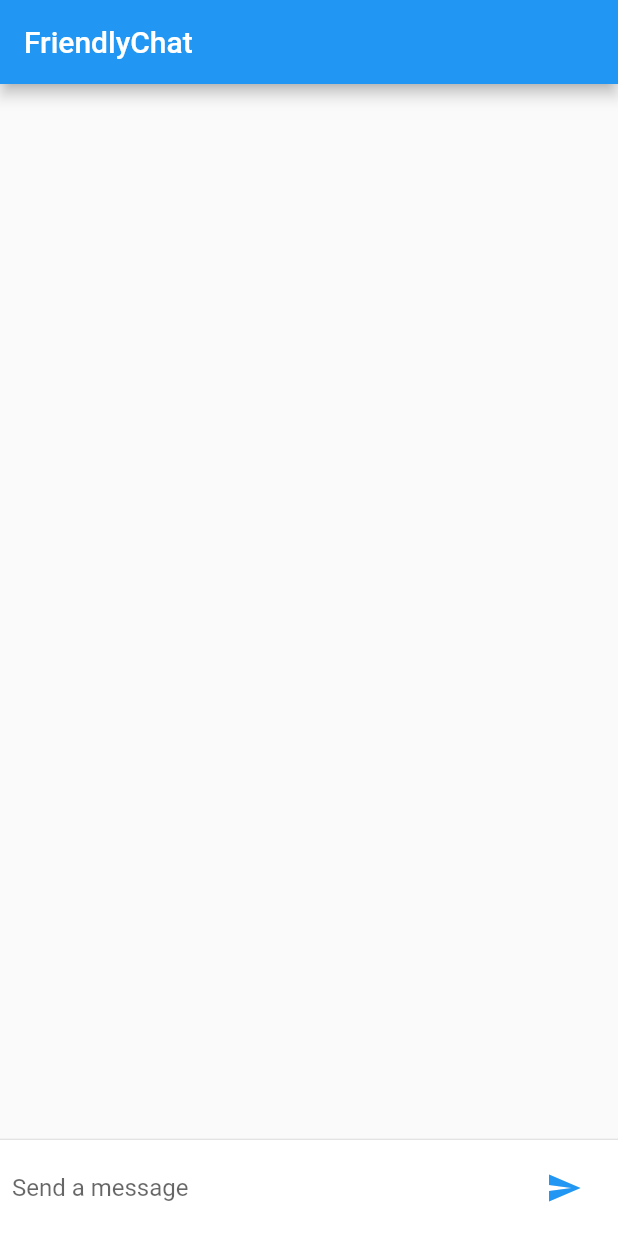
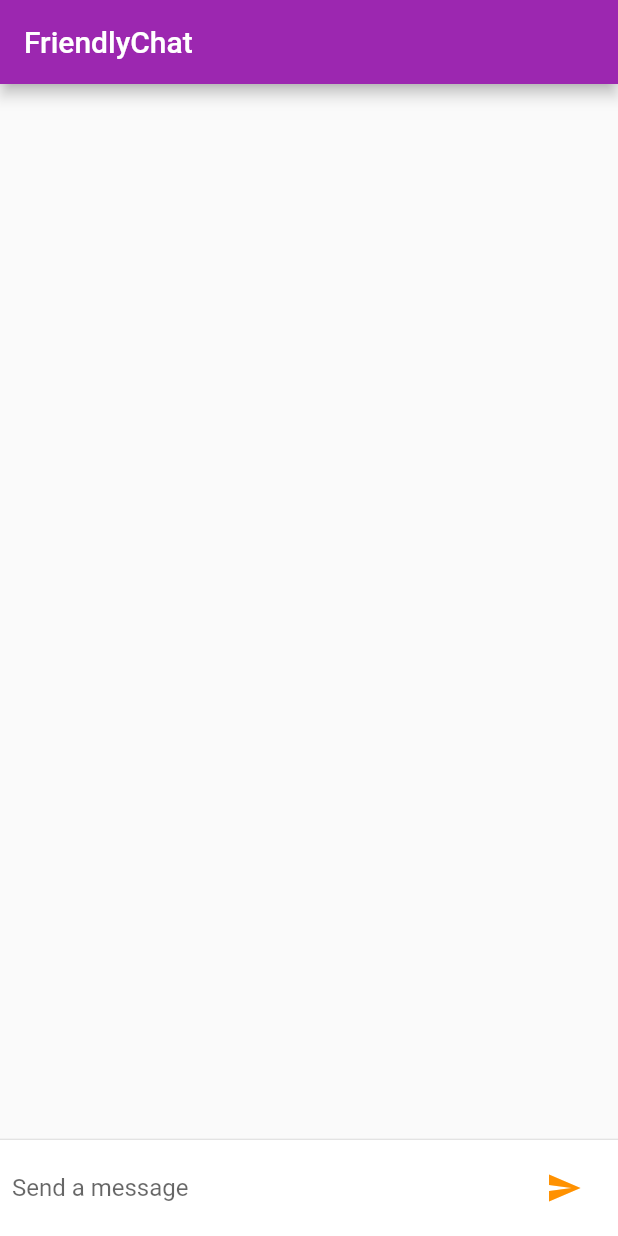
Before and after one commit to adomhamza/FriendlyChat, a Flutter app: the screen it shows after launch, on a phone screen of 412 x 824 dp. Run offline on Flutter 3.47's test engine with Material 2 defaults, Android fonts, the phone set to English and light mode, and no system bars.

Commit message:
add device default theme

```diff
--- a/lib/main.dart
+++ b/lib/main.dart
@@ -1,8 +1,20 @@
+import 'package:flutter/cupertino.dart';
+import 'package:flutter/foundation.dart';
 import 'package:flutter/material.dart';
 
 void main() => runApp(FriendlyChatApp());
 
 String _name = 'Sleek';
+final ThemeData kIOSTheme = ThemeData(
+  primarySwatch: Colors.orange,
+  primaryColor: Colors.grey[100],
+  primaryColorBrightness: Brightness.light,
+);
+
+final ThemeData kDefaultTheme = ThemeData(
+  primarySwatch: Colors.purple,
+  accentColor: Colors.orangeAccent[400],
+);
 
 class FriendlyChatApp extends StatelessWidget {
   const FriendlyChatApp({
@@ -13,6 +25,9 @@ class FriendlyChatApp extends StatelessWidget {
   Widget build(BuildContext context) {
     return MaterialApp(
       title: 'FriendlyChat',
+      theme: defaultTargetPlatform == TargetPlatform.iOS
+          ? kIOSTheme
+          : kDefaultTheme,
       home: ChatScreen(),
     );
   }
@@ -21,11 +36,18 @@ class FriendlyChatApp extends StatelessWidget {
 class ChatMessage extends StatelessWidget {
   //const ChatMessage({Key key}) : super(key: key);
   final String text;
-  ChatMessage({this.text});
+  final AnimationController animationController;
+  ChatMessage({this.text, this.animationController});
 
   @override
   Widget build(BuildContext context) {
-    return Container(
+    return SizeTransition(
+      sizeFactor: CurvedAnimation(
+        parent: animationController,
+        curve: Curves.easeOut,
+      ),
+      axisAlignment: 0.0,
+      child: Container(
         margin: EdgeInsets.symmetric(
           vertical: 10.0,
         ),
@@ -38,7 +60,8 @@ class ChatMessage extends StatelessWidget {
                 child: Text(_name[0]),
               ),
             ),
-          Column(
+            Expanded(
+              child: Column(
                 crossAxisAlignment: CrossAxisAlignment.start,
                 children: [
                   Text(
@@ -51,7 +74,9 @@ class ChatMessage extends StatelessWidget {
                   )
                 ],
               ),
+            ),
           ],
+        ),
       ),
     );
   }
@@ -62,20 +87,37 @@ class ChatScreen extends StatefulWidget {
   _ChatScreenState createState() => _ChatScreenState();
 }
 
-class _ChatScreenState extends State<ChatScreen> {
+class _ChatScreenState extends State<ChatScreen> with TickerProviderStateMixin {
   final List<ChatMessage> _messages = [];
   final _textController = TextEditingController();
   final FocusNode _focusNode = FocusNode();
+  bool _isComposing = false;
 
   void _handleSubmitted(String text) {
     _textController.clear();
+    setState(() {
+      _isComposing = false;
+    });
     ChatMessage message = ChatMessage(
       text: text,
+      animationController: AnimationController(
+        duration: const Duration(milliseconds: 700),
+        vsync: this,
+      ),
     );
     setState(() {
       _messages.insert(0, message);
     });
     _focusNode.requestFocus();
+    message.animationController.forward();
+  }
+
+  @override
+  void dispose() {
+    for (ChatMessage message in _messages) {
+      message.animationController.dispose();
+      super.dispose();
+    }
   }
 
   Widget _buildTextComposer() {
@@ -89,7 +131,12 @@ class _ChatScreenState extends State<ChatScreen> {
           Flexible(
             child: TextField(
               controller: _textController,
-              onSubmitted: _handleSubmitted,
+              onChanged: (String text) {
+                setState(() {
+                  _isComposing = text.length > 0;
+                });
+              },
+              onSubmitted: _isComposing ? _handleSubmitted : null,
               decoration: InputDecoration.collapsed(
                 //border: OutlineInputBorder(),
                 hintText: 'Send a message',
@@ -102,12 +149,20 @@ class _ChatScreenState extends State<ChatScreen> {
             margin: EdgeInsets.symmetric(
               horizontal: 4.0,
             ),
-            child: IconButton(
+            child: Theme.of(context).platform == TargetPlatform.iOS
+                ? CupertinoButton(
+                    child: Text('Send'),
+                    onPressed: _isComposing
+                        ? () => _handleSubmitted(_textController.text)
+                        : null)
+                : IconButton(
                     icon: Icon(
                       Icons.send,
                       color: Theme.of(context).accentColor,
                     ),
-              onPressed: () => _handleSubmitted(_textController.text),
+                    onPressed: _isComposing
+                        ? () => _handleSubmitted(_textController.text)
+                        : null,
                   ),
           )
         ],
@@ -119,9 +174,20 @@ class _ChatScreenState extends State<ChatScreen> {
   Widget build(BuildContext context) {
     return Scaffold(
       appBar: AppBar(
-        title: Text('FriendlyChat'),
+        title: Text(
+          'FriendlyChat',
         ),
-      body: Column(
+        elevation: Theme.of(context).platform == TargetPlatform.iOS ? 0.0 : 4.0,
+      ),
+      body: Container(
+        decoration: Theme.of(context).platform == TargetPlatform.iOS
+            ? BoxDecoration(
+                border: Border(
+                  top: BorderSide(color: Colors.grey[200]),
+                ),
+              )
+            : null,
+        child: Column(
           children: [
             Flexible(
               child: ListView.builder(
@@ -135,9 +201,12 @@ class _ChatScreenState extends State<ChatScreen> {
               height: 1.0,
             ),
             Container(
-              decoration: BoxDecoration(color: Theme.of(context).cardColor),
+                decoration: BoxDecoration(
+                  color: Theme.of(context).cardColor,
+                ),
                 child: _buildTextComposer()),
           ],
+        ),
       ),
     );
   }
```
Lines whose indentation alone changed are shown as unchanged.
